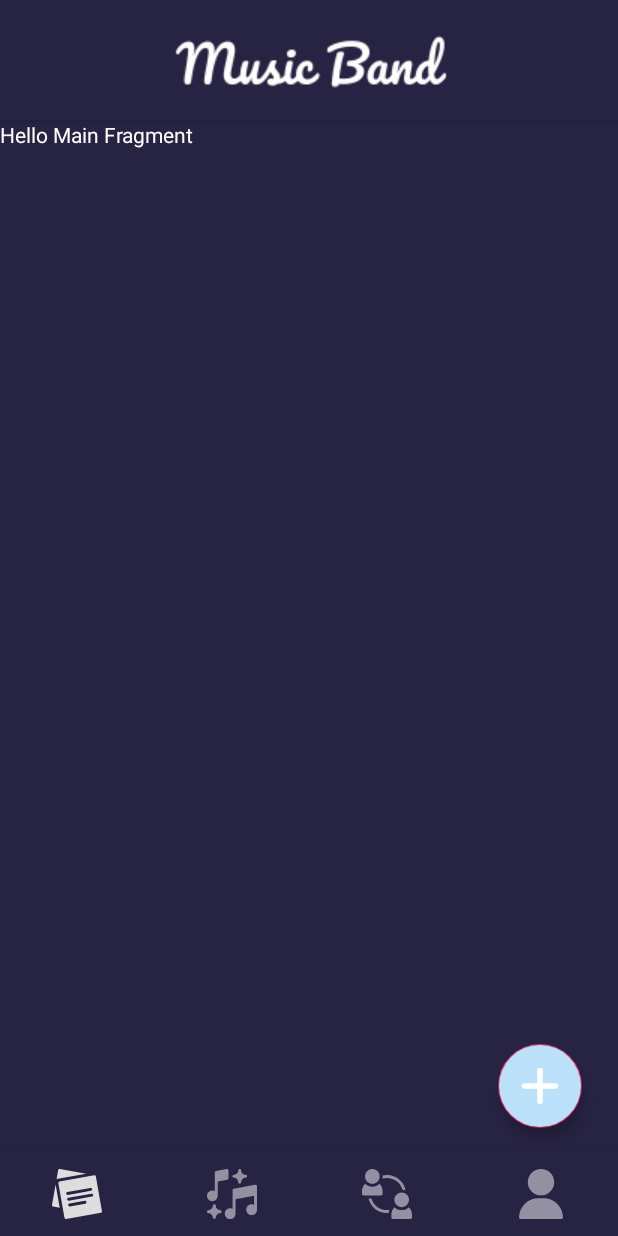
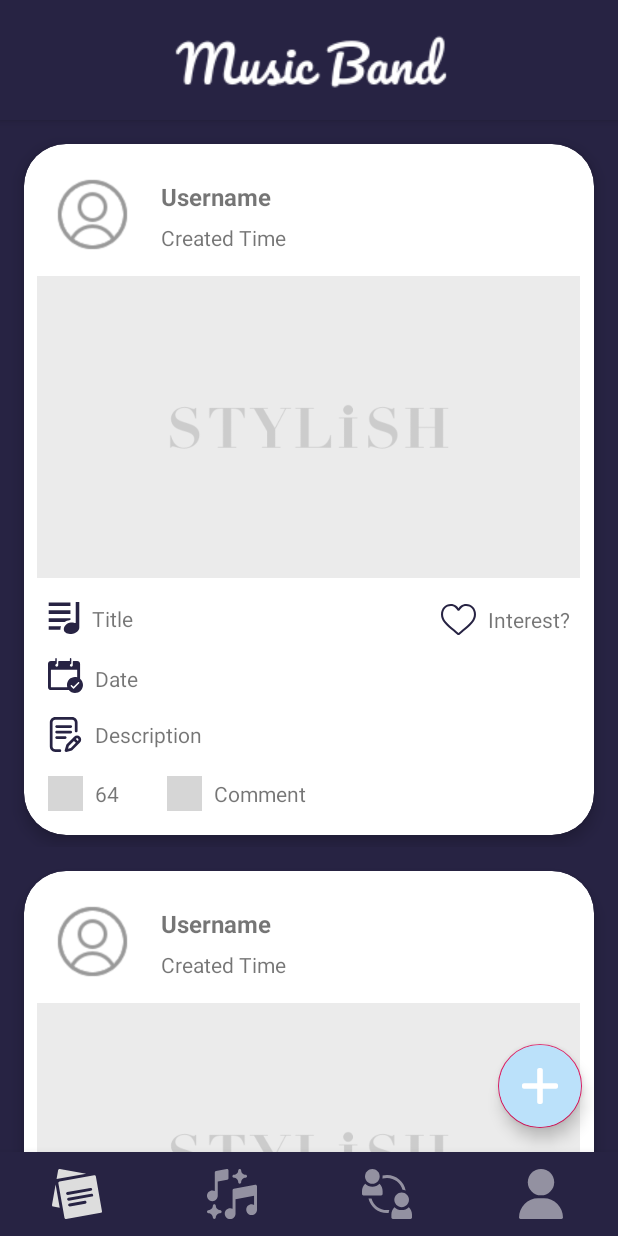
Before and after one commit to TinaCheong/Music-Band, an Android app: the screen it shows after launch (MainActivity), on a phone screen of 412 x 824 dp. Run offline under Robolectric (Android 15) with nearby library versions, the phone set to English and light mode, and no system bars; our stand-ins replace data binding; 3 statements that could not run were skipped; grey boxes are pictures that could not be loaded.

Commit message:
1.create a repository and view model factory to manage the data and view model; 2.use a mock data and adapter to check whether the layouts show correctly or not

```diff
--- /dev/null
+++ b/MusicBand/app/src/main/java/com/tina/musicband/data/Comments.kt
@@ -0,0 +1,5 @@
+package com.tina.musicband.data
+
+data class Comments(
+    val comment: String
+)
--- /dev/null
+++ b/MusicBand/app/src/main/java/com/tina/musicband/data/Posts.kt
@@ -0,0 +1,20 @@
+package com.tina.musicband.data
+
+import android.os.Parcelable
+import kotlinx.android.parcel.Parcelize
+import java.sql.Timestamp
+
+data class Posts(
+    val type: String,
+    val userName: String,
+    val userId: String,
+    val postId: String ,
+    val createdTime: Timestamp,
+    val title: String,
+    val date: Timestamp,
+    val description: String,
+    val image: String,
+    val composer: String,
+    val musicLink: String,
+    val like: Int
+)
--- /dev/null
+++ b/MusicBand/app/src/main/java/com/tina/musicband/main/MainAdapter.kt
@@ -0,0 +1,89 @@
+package com.tina.musicband.main
+
+import android.annotation.SuppressLint
+import android.content.Context
+import android.view.LayoutInflater
+import android.view.ViewGroup
+import androidx.recyclerview.widget.DiffUtil
+import androidx.recyclerview.widget.ListAdapter
+import androidx.recyclerview.widget.RecyclerView
+import com.tina.musicband.data.Posts
+import com.tina.musicband.databinding.ItemEventsMainBinding
+import com.tina.musicband.databinding.ItemMusicMainBinding
+
+private val ITEM_VIEW_TYPE_RECEIVE = 0
+private val ITEM_VIEW_TYPE_SEND = 1
+
+class MainAdapter : ListAdapter<Posts, RecyclerView.ViewHolder>(DiffCallback) {
+
+
+    class EventViewHolder(private var binding: ItemEventsMainBinding, val context: Context) :
+        RecyclerView.ViewHolder(binding.root) {
+        fun bind(posts: Posts) {
+            binding.executePendingBindings()
+        }
+    }
+
+    class MusicViewHolder(private var binding: ItemMusicMainBinding, val context: Context) :
+        RecyclerView.ViewHolder(binding.root) {
+        fun bind(posts: Posts) {
+            binding.executePendingBindings()
+        }
+    }
+
+
+    override fun onCreateViewHolder(
+        parent: ViewGroup,
+        viewType: Int
+    ): RecyclerView.ViewHolder {
+        return when (viewType) {
+            ITEM_VIEW_TYPE_RECEIVE -> {
+                EventViewHolder(
+                    ItemEventsMainBinding.inflate(
+                        LayoutInflater.from(parent.context),
+                        parent,
+                        false
+                    ), parent.context
+                )
+            }
+            ITEM_VIEW_TYPE_SEND -> {
+                MusicViewHolder(
+                    ItemMusicMainBinding.inflate(
+                        LayoutInflater.from(parent.context),
+                        parent,
+                        false
+                    ), parent.context
+                )
+            }
+            else -> throw ClassCastException("Unknown viewType ${viewType}")   //給一個else
+        }
+    }
+
+
+    override fun onBindViewHolder(holder: RecyclerView.ViewHolder, position: Int) {
+        when (holder) {
+            is EventViewHolder -> {
+                val item = getItem(position)
+                holder.bind(item)
+            }
+            is MusicViewHolder -> {
+                val item = getItem(position)
+                holder.bind(item)
+            }
+        }
+    }
+
+
+    companion object DiffCallback : DiffUtil.ItemCallback<Posts>() {
+        override fun areItemsTheSame(oldItem: Posts, newItem: Posts): Boolean {
+            return oldItem === newItem
+        }
+
+        override fun areContentsTheSame(oldItem: Posts, newItem: Posts): Boolean {
+            return oldItem.type == newItem.type
+        }
+    }
+
+
+
+}
--- a/MusicBand/app/src/main/java/com/tina/musicband/main/MainFragment.kt
+++ b/MusicBand/app/src/main/java/com/tina/musicband/main/MainFragment.kt
@@ -8,8 +8,12 @@ import android.view.View
 import android.view.ViewGroup
 import android.view.animation.AnimationUtils
 import androidx.databinding.DataBindingUtil
+import androidx.navigation.fragment.findNavController
+import com.tina.musicband.MainActivity
 import com.tina.musicband.R
+import com.tina.musicband.data.Posts
 import com.tina.musicband.databinding.FragmentMainBinding
+import java.sql.Timestamp
 
 /**
  * A simple [Fragment] subclass.
@@ -29,10 +33,51 @@ class MainFragment : Fragment() {
             inflater, R.layout.fragment_main, container, false
         )
 
-        // FAB Animation Settings
+        binding.lifecycleOwner = this
+
+        // Implement the FAB Animation
         binding.mainFab.setOnClickListener {
             fabAnimation()
         }
+
+        // Navigate to the Add Music Fragment
+        binding.musicFab.setOnClickListener {
+            findNavController().navigate(R.id.action_global_addMusicFragment)
+        }
+
+        //Change the visibility of toolbar and bottom navigation
+        (activity as MainActivity).binding.toolbar.visibility = View.VISIBLE
+        (activity as MainActivity).binding.bottomNavigation.visibility = View.VISIBLE
+
+        val mainAdapter = MainAdapter()
+
+        binding.recyclerViewMainPage.adapter = mainAdapter
+
+        val posts = listOf<Posts>(Posts("",
+            "",
+            "",
+            "",
+            Timestamp(20200122),
+            "",Timestamp(20200122),
+            "",
+            "",
+            "",
+            "",
+            20), Posts("",
+            "",
+            "",
+            "",
+            Timestamp(20200122),
+            "",Timestamp(20200122),
+            "",
+            "",
+            "",
+            "",
+            30))
+
+
+        mainAdapter.submitList(posts)
+
 
         return binding.root
     }
--- a/MusicBand/app/src/main/res/layout/fragment_main.xml
+++ b/MusicBand/app/src/main/res/layout/fragment_main.xml
@@ -12,12 +12,16 @@
         android:layout_height="match_parent"
         tools:context=".main.MainFragment">
 
-        <!-- TODO: Update blank fragment layout -->
-        <TextView
-            android:layout_width="match_parent"
-            android:layout_height="match_parent"
-            android:text="Hello Main Fragment"
-            android:textColor="@color/white" />
+        <androidx.recyclerview.widget.RecyclerView
+            android:id="@+id/recycler_view_main_page"
+            android:layout_width="0dp"
+            android:layout_height="0dp"
+            android:clipToPadding="false"
+            app:layoutManager="androidx.recyclerview.widget.LinearLayoutManager"
+            app:layout_constraintBottom_toBottomOf="parent"
+            app:layout_constraintLeft_toLeftOf="parent"
+            app:layout_constraintRight_toRightOf="parent"
+            app:layout_constraintTop_toTopOf="parent" />
 
         <com.google.android.material.floatingactionbutton.FloatingActionButton
             android:id="@+id/main_fab"
--- a/MusicBand/app/src/main/res/layout/item_events_main.xml
+++ b/MusicBand/app/src/main/res/layout/item_events_main.xml
@@ -1,7 +1,13 @@
 <?xml version="1.0" encoding="utf-8"?>
-<androidx.constraintlayout.widget.ConstraintLayout xmlns:android="http://schemas.android.com/apk/res/android"
+<layout xmlns:android="http://schemas.android.com/apk/res/android"
     xmlns:app="http://schemas.android.com/apk/res-auto"
-    xmlns:tools="http://schemas.android.com/tools"
+    xmlns:tools="http://schemas.android.com/tools">
+
+    <data>
+
+    </data>
+
+    <androidx.constraintlayout.widget.ConstraintLayout
         android:layout_width="match_parent"
         android:layout_height="wrap_content"
         android:background="@color/blue_272343">
@@ -208,3 +214,4 @@
 
 
     </androidx.constraintlayout.widget.ConstraintLayout>
+</layout>
--- a/MusicBand/app/src/main/res/navigation/navigation.xml
+++ b/MusicBand/app/src/main/res/navigation/navigation.xml
@@ -37,4 +37,11 @@
     <action
         android:id="@+id/action_global_profileFragment"
         app:destination="@id/profileFragment" />
+    <fragment
+        android:id="@+id/addMusicFragment"
+        android:name="com.tina.musicband.addmusic.AddMusicFragment"
+        android:label="AddMusicFragment" />
+    <action
+        android:id="@+id/action_global_addMusicFragment"
+        app:destination="@id/addMusicFragment" />
 </navigation>
```
Also changed, not shown: MusicBand/app/src/main/java/com/tina/musicband/MusicBandApplication.kt (added, +27 -0 lines), MusicBand/app/src/main/java/com/tina/musicband/addmusic/AddMusicFragment.kt (+14 -0 lines), MusicBand/app/src/main/java/com/tina/musicband/data/Result.kt (added, +26 -0 lines), MusicBand/app/src/main/java/com/tina/musicband/data/source/DefaultMusicBandRepository.kt (added, +19 -0 lines), MusicBand/app/src/main/java/com/tina/musicband/data/source/MusicBandDataSource.kt (added, +13 -0 lines), MusicBand/app/src/main/java/com/tina/musicband/data/source/MusicBandRepository.kt (added, +14 -0 lines), MusicBand/app/src/main/java/com/tina/musicband/data/source/local/MusicBandLocalDataSource.kt (added, +17 -0 lines), MusicBand/app/src/main/java/com/tina/musicband/data/source/remote/MusicBandRemoteDataSource.kt (added, +18 -0 lines), MusicBand/app/src/main/java/com/tina/musicband/factory/ViewModelFactory.kt (added, +23 -0 lines), MusicBand/app/src/main/java/com/tina/musicband/main/MainViewModel.kt (added, +9 -0 lines), MusicBand/app/src/main/java/com/tina/musicband/util/ServiceLocator.kt (added, +38 -0 lines), MusicBand/app/src/main/res/layout/item_music_main.xml (+9 -2 lines), MusicBand/app/src/main/res/layout/layout_add_music_main.xml (+22 -9 lines). Lines whose indentation alone changed are shown as unchanged.
